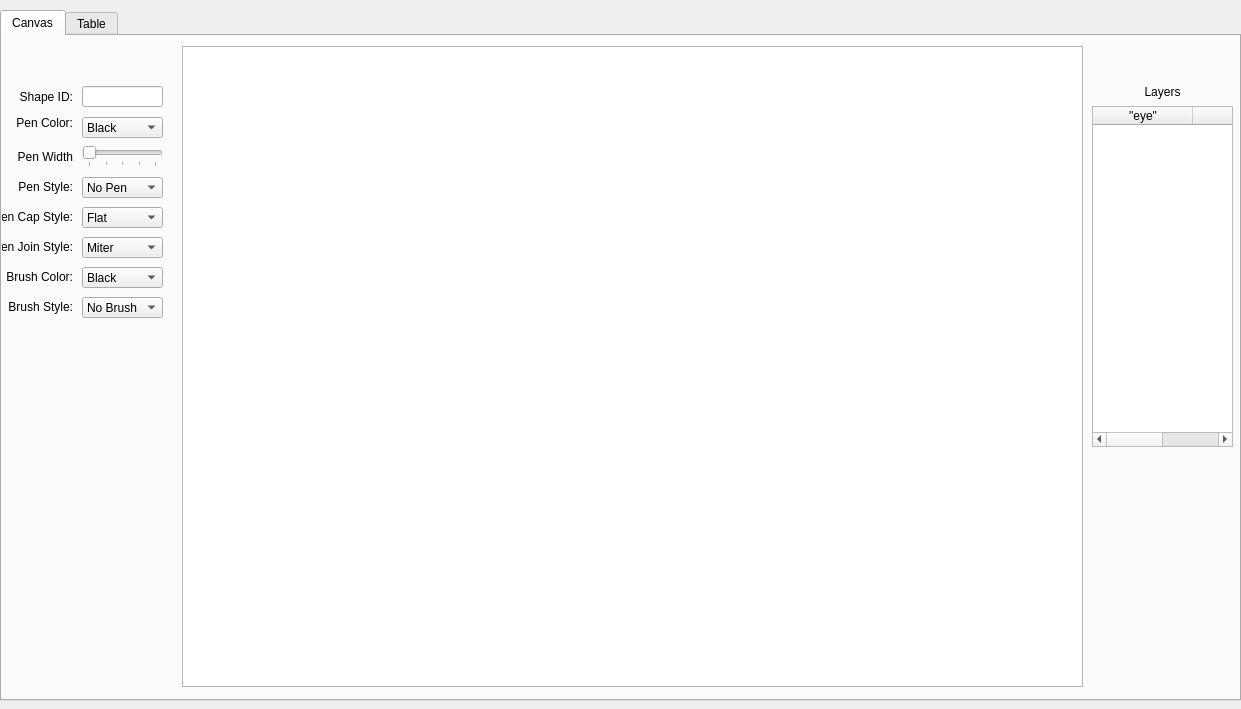
The window that CoolCats/dialog.ui (25wes25/include-dad-) describes before a commit, drawn with Qt 5.
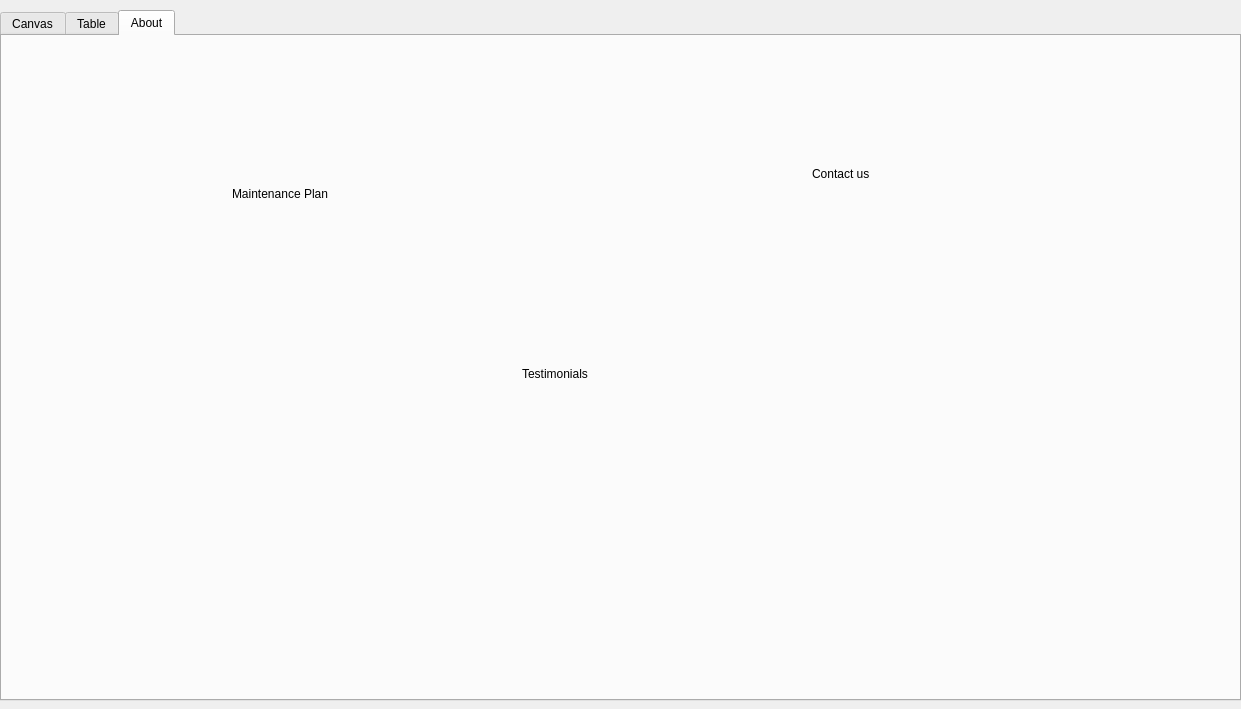
The same window after the commit.

Diff of the .ui file:
```diff
--- a/CoolCats/dialog.ui
+++ b/CoolCats/dialog.ui
@@ -26,7 +26,7 @@
     </rect>
    </property>
    <property name="currentIndex">
-    <number>0</number>
+    <number>2</number>
    </property>
    <widget class="QWidget" name="tab">
     <attribute name="title">
@@ -520,6 +520,53 @@
      </property>
     </widget>
    </widget>
+   <widget class="QWidget" name="About">
+    <property name="enabled">
+     <bool>true</bool>
+    </property>
+    <attribute name="title">
+     <string>About</string>
+    </attribute>
+    <widget class="QLabel" name="contactUsLabel">
+     <property name="geometry">
+      <rect>
+       <x>810</x>
+       <y>130</y>
+       <width>211</width>
+       <height>16</height>
+      </rect>
+     </property>
+     <property name="text">
+      <string>Contact us</string>
+     </property>
+    </widget>
+    <widget class="QLabel" name="mainenancePlanLabel">
+     <property name="geometry">
+      <rect>
+       <x>230</x>
+       <y>150</y>
+       <width>181</width>
+       <height>16</height>
+      </rect>
+     </property>
+     <property name="text">
+      <string>Maintenance Plan</string>
+     </property>
+    </widget>
+    <widget class="QLabel" name="testimonialsLabel">
+     <property name="geometry">
+      <rect>
+       <x>520</x>
+       <y>330</y>
+       <width>201</width>
+       <height>16</height>
+      </rect>
+     </property>
+     <property name="text">
+      <string>Testimonials</string>
+     </property>
+    </widget>
+   </widget>
   </widget>
  </widget>
  <layoutdefault spacing="6" margin="11"/>
```
Left out of the diff: 17 changed lines with no effect on the pictures.
